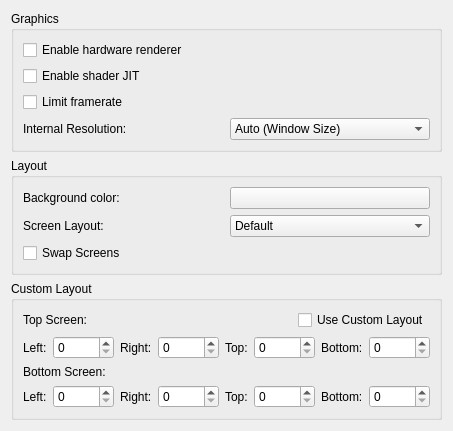
First picture: the form in src/citra_qt/configuration/configure_graphics.ui, repository grimtnt/citra, before the edit.
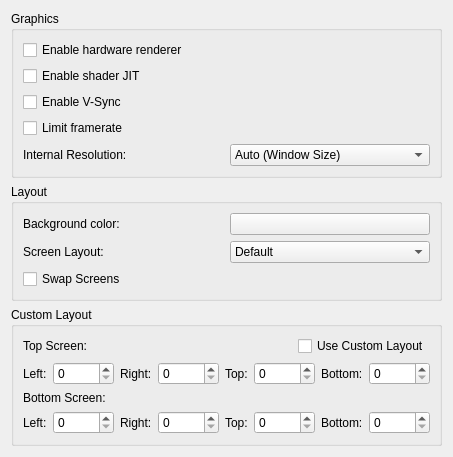
Second picture: the form after the edit.

```diff
--- a/src/citra_qt/configuration/configure_graphics.ui
+++ b/src/citra_qt/configuration/configure_graphics.ui
@@ -36,6 +36,13 @@
           </property>
          </widget>
         </item>
+        <item>
+         <widget class="QCheckBox" name="toggle_vsync">
+          <property name="text">
+           <string>Enable V-Sync</string>
+          </property>
+         </widget>
+        </item>
         <item>
          <widget class="QCheckBox" name="toggle_framelimit">
           <property name="text">
```
